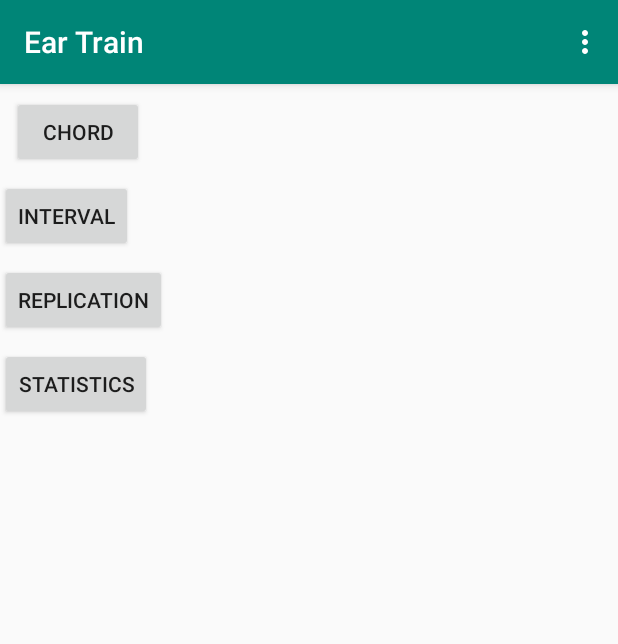
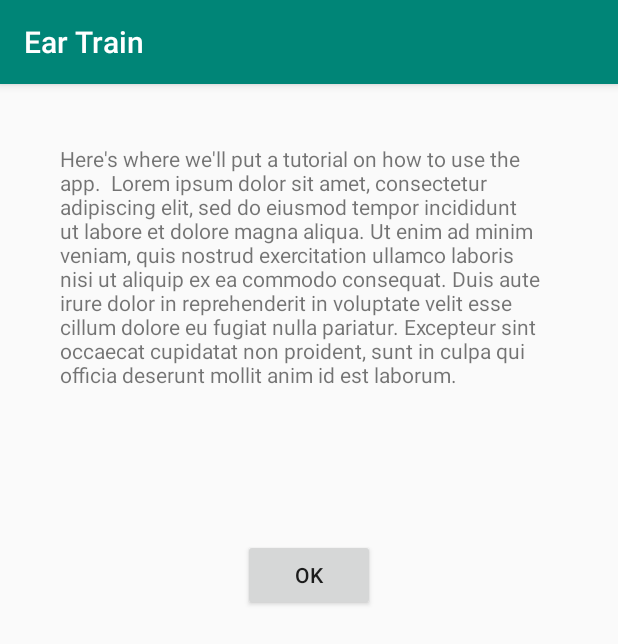
Before and after one commit to tesla-code/MobileMagic, an Android app: the screen it shows after launch (MainActivity before the commit, TutorialActivity after it), on a phone screen of 412 x 824 dp. Shown: the top 644 px of the screen. Run offline under Robolectric (Android 15) with nearby library versions, the phone set to English and light mode, and no system bars.

Commit message:
Add tutorial

```diff
--- a/app/src/main/AndroidManifest.xml
+++ b/app/src/main/AndroidManifest.xml
@@ -9,7 +9,8 @@
         android:roundIcon="@mipmap/ic_launcher_round"
         android:supportsRtl="true"
         android:theme="@style/AppTheme">
-        <activity android:name=".StatisticActivity"></activity>
+        <activity android:name=".TutorialActivity"></activity>
+        <activity android:name=".StatisticActivity" />
         <activity android:name=".ReplicationActivity" />
         <activity android:name=".IntervalActivity" />
         <activity
@@ -31,7 +32,7 @@
                 <category android:name="android.intent.category.LAUNCHER" />
             </intent-filter>
         </activity>
-        <activity android:name=".ChordActivity"></activity>
+        <activity android:name=".ChordActivity" />
     </application>
 
 </manifest>
--- a/app/src/main/java/com/example/eartrain/MainActivity.java
+++ b/app/src/main/java/com/example/eartrain/MainActivity.java
@@ -25,6 +25,7 @@ public class MainActivity extends AppCompatActivity
         setSupportActionBar(toolbar);
 
         setUp();
+        tutorial();
     }
 
     @Override
@@ -46,8 +47,7 @@ public class MainActivity extends AppCompatActivity
         //noinspection SimplifiableIfStatement
 
         if (id == R.id.action_settings) {
-            Intent i = new Intent(MainActivity.this, SettingsActivity.class);
-            startActivity(i);
+            startActivity(new Intent(MainActivity.this, SettingsActivity.class));
         }
 
         return super.onOptionsItemSelected(item);
@@ -85,4 +85,22 @@ public class MainActivity extends AppCompatActivity
             }
         });
     }
+
+    /**
+     *
+     * Checks whether a tutorial should be played
+     */
+    private void tutorial()
+    {
+        StorageHandler storageHandler = new StorageHandler(this);
+
+        //if this is the first time the app is opened
+        if (storageHandler.getFirstTime())
+        {
+            //set the first time flag to false
+            storageHandler.setFirstTime(false);
+            //launch tutorial
+            startActivity(new Intent(MainActivity.this, TutorialActivity.class));
+        }
+    }
 }
--- a/app/src/main/java/com/example/eartrain/StorageHandler.java
+++ b/app/src/main/java/com/example/eartrain/StorageHandler.java
@@ -11,6 +11,7 @@ public class StorageHandler
 {
     SharedPreferences sharedPreferences;
     private static final String FILENAME = "Preferences";
+    private static final String FIRSTTIME = "FirstTime";
     private static String SENSITIVITY = "Sensitivity";
 
     /**
@@ -41,4 +42,24 @@ public class StorageHandler
         editor.putInt(SENSITIVITY,s);
         editor.commit();
     }
+
+    /**
+     *
+     * @return boolean firstTime
+     */
+    public boolean getFirstTime()
+    {
+        return sharedPreferences.getBoolean(FIRSTTIME, true);
+    }
+
+    /**
+     *
+     * @param f stored to SharedPreferences
+     */
+    public void setFirstTime(boolean f)
+    {
+        SharedPreferences.Editor editor = sharedPreferences.edit();
+        editor.putBoolean(FIRSTTIME,f);
+        editor.commit();
+    }
 }
--- /dev/null
+++ b/app/src/main/java/com/example/eartrain/TutorialActivity.java
@@ -0,0 +1,34 @@
+package com.example.eartrain;
+
+import android.content.Intent;
+import android.support.v7.app.AppCompatActivity;
+import android.os.Bundle;
+import android.view.View;
+import android.widget.Button;
+
+public class TutorialActivity extends AppCompatActivity
+{
+    Button mOkBtn;
+    @Override
+    protected void onCreate(Bundle savedInstanceState)
+    {
+        super.onCreate(savedInstanceState);
+        setContentView(R.layout.activity_tutorial);
+
+        mOkBtn = findViewById(R.id.btn_okBtn);
+
+        mOkBtn.setOnClickListener(new View.OnClickListener()
+        {
+            @Override
+            public void onClick(View v)
+            {
+                //if clicked ,return to main activity
+                Intent i = new Intent(getApplicationContext(), MainActivity.class);
+                //make sure we are returning to original main activity instead of just putting
+                //another activity on the stack
+                i.setFlags(Intent.FLAG_ACTIVITY_CLEAR_TOP);
+                startActivity(i);
+            }
+        });
+    }
+}
--- /dev/null
+++ b/app/src/main/res/layout/activity_tutorial.xml
@@ -0,0 +1,29 @@
+<?xml version="1.0" encoding="utf-8"?>
+<RelativeLayout xmlns:android="http://schemas.android.com/apk/res/android"
+    xmlns:tools="http://schemas.android.com/tools"
+    android:layout_width="match_parent"
+    android:layout_height="wrap_content"
+    tools:context=".TutorialActivity"
+    android:paddingStart="40dp"
+    android:paddingTop="40dp"
+    android:paddingEnd="40dp"
+    android:paddingBottom="40dp">
+
+
+    <TextView
+        android:id="@+id/lbl_TutorialInfo"
+        android:layout_width="match_parent"
+        android:layout_height="wrap_content"
+        android:text="Here's where we'll put a tutorial on how to use the app.
+
+Lorem ipsum dolor sit amet, consectetur adipiscing elit, sed do eiusmod tempor incididunt ut labore et dolore magna aliqua. Ut enim ad minim veniam, quis nostrud exercitation ullamco laboris nisi ut aliquip ex ea commodo consequat. Duis aute irure dolor in reprehenderit in voluptate velit esse cillum dolore eu fugiat nulla pariatur. Excepteur sint occaecat cupidatat non proident, sunt in culpa qui officia deserunt mollit anim id est laborum." />
+
+    <Button
+        android:id="@+id/btn_okBtn"
+        android:layout_width="wrap_content"
+        android:layout_height="wrap_content"
+        android:layout_centerHorizontal="true"
+        android:layout_below="@id/lbl_TutorialInfo"
+        android:layout_marginTop="100dp"
+        android:text="OK" />
+</RelativeLayout>
```
